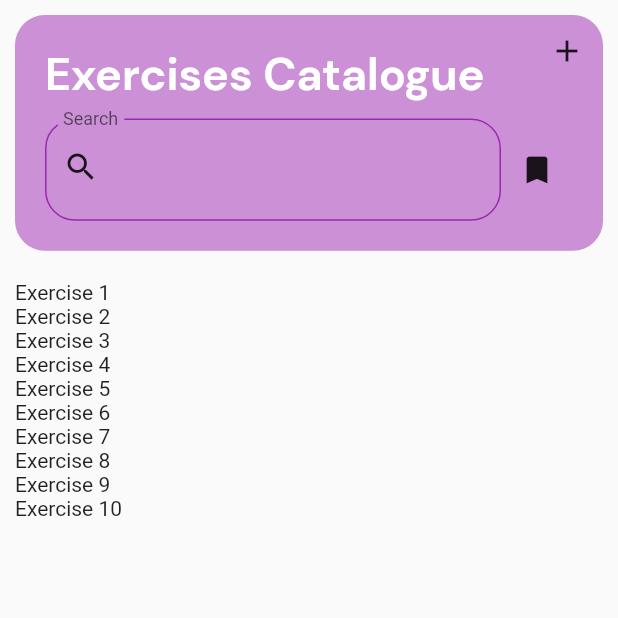
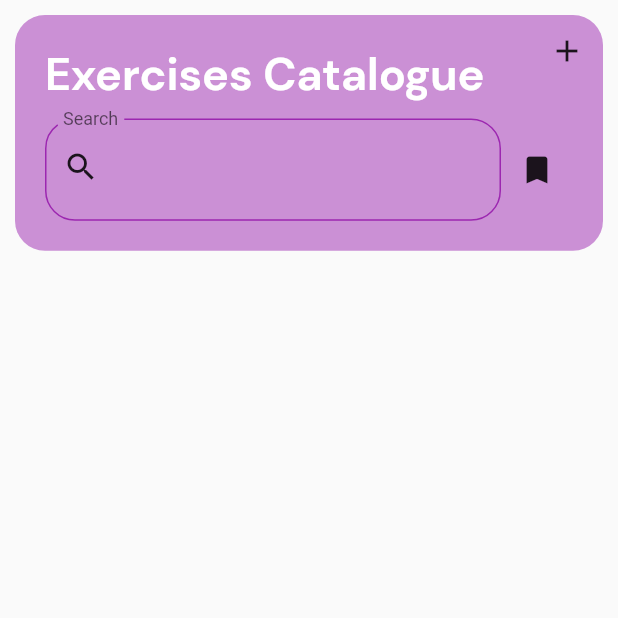
Before and after one commit to KidNeKit/Sportify, a Flutter app: the ExerciseScreen screen opened by its route, on a phone screen of 412 x 824 dp, the top half of it. Run offline on Flutter 3.47's test engine with Material 2 defaults, Android fonts, the phone set to English and light mode, and no system bars; our stand-ins replace bloc, cloud_firestore, equatable, firebase_auth, firebase_core, flutter_bloc; accounts and stored records are empty.

Commit message:
Implemented Exercise Bloc

```diff
--- /dev/null
+++ b/lib/cubits/exercise/exercise_bloc.dart
@@ -0,0 +1,40 @@
+import 'dart:developer';
+
+import 'package:bloc/bloc.dart';
+import 'package:equatable/equatable.dart';
+import 'package:sportify/repositories/exercise_repository.dart';
+
+import '../../models/exercise.dart';
+
+part 'exercise_event.dart';
+part 'exercise_state.dart';
+
+class ExerciseBloc extends Bloc<ExerciseEvent, ExerciseState> {
+  final ExerciseRepository _exerciseRepository;
+
+  ExerciseBloc({required ExerciseRepository exerciseRepository})
+      : _exerciseRepository = exerciseRepository,
+        super(ExerciseState.initial()) {
+    on<GetAllExercises>(_getAllExercises);
+    on<GetBookmarkedExercises>(_getBookmarkedExercises);
+    on<GetCustomExercises>(_getCustomExercises);
+  }
+
+  void _getAllExercises(
+      GetAllExercises event, Emitter<ExerciseState> emit) async {
+    log('get all event');
+
+    List<Exercise> exercises = await _exerciseRepository.fetchExercises();
+    emit(state.copyWith(status: ExerciseStatus.all, exercises: exercises));
+  }
+
+  void _getBookmarkedExercises(
+      GetBookmarkedExercises event, Emitter<ExerciseState> emit) {
+    log('get bookmarked event');
+  }
+
+  void _getCustomExercises(
+      GetCustomExercises event, Emitter<ExerciseState> emit) {
+    log('get custom event');
+  }
+}
--- /dev/null
+++ b/lib/cubits/exercise/exercise_event.dart
@@ -0,0 +1,14 @@
+part of 'exercise_bloc.dart';
+
+abstract class ExerciseEvent extends Equatable {
+  const ExerciseEvent();
+
+  @override
+  List<Object> get props => [];
+}
+
+class GetAllExercises extends ExerciseEvent {}
+
+class GetCustomExercises extends ExerciseEvent {}
+
+class GetBookmarkedExercises extends ExerciseEvent {}
--- /dev/null
+++ b/lib/cubits/exercise/exercise_state.dart
@@ -0,0 +1,22 @@
+part of 'exercise_bloc.dart';
+
+enum ExerciseStatus { loading, all, custom, bookmarks }
+
+class ExerciseState extends Equatable {
+  final ExerciseStatus status;
+  final List<Exercise> exercises;
+
+  ExerciseState.initial()
+      : status = ExerciseStatus.loading,
+        exercises = [];
+
+  const ExerciseState({required this.exercises, required this.status});
+
+  ExerciseState copyWith({List<Exercise>? exercises, ExerciseStatus? status}) {
+    return ExerciseState(
+        exercises: exercises ?? this.exercises, status: status ?? this.status);
+  }
+
+  @override
+  List<Object> get props => [status, exercises];
+}
--- /dev/null
+++ b/lib/models/exercise.dart
@@ -0,0 +1,24 @@
+import 'package:cloud_firestore/cloud_firestore.dart';
+
+class Exercise {
+  final String _name;
+
+  const Exercise({required String name}) : _name = name;
+
+  String get name {
+    return _name;
+  }
+
+  Map<String, dynamic> toJson() {
+    return {'name': _name};
+  }
+
+  static Exercise fromFirestore(DocumentSnapshot snapshot) {
+    return Exercise(name: snapshot['name']);
+  }
+
+  @override
+  String toString() {
+    return toJson().toString();
+  }
+}
--- /dev/null
+++ b/lib/repositories/exercise_repository.dart
@@ -0,0 +1,24 @@
+import 'dart:developer';
+
+import 'package:cloud_firestore/cloud_firestore.dart';
+
+import '../models/exercise.dart';
+
+class ExerciseRepository {
+  final FirebaseFirestore _firestore;
+
+  static const String exercisePath = 'exercises';
+
+  ExerciseRepository({FirebaseFirestore? firestore})
+      : _firestore = firestore ?? FirebaseFirestore.instance;
+
+  Future<List<Exercise>> fetchExercises() async {
+    QuerySnapshot query = await _firestore.collection(exercisePath).get();
+
+    List<Exercise> exerciseList =
+        query.docs.map((doc) => Exercise.fromFirestore(doc)).toList();
+    log(exerciseList.toString());
+
+    return exerciseList;
+  }
+}
--- a/lib/view/screens/exercise_screen/exercise_screen.dart
+++ b/lib/view/screens/exercise_screen/exercise_screen.dart
@@ -1,7 +1,12 @@
+import 'dart:developer';
+
 import 'package:flutter/material.dart';
-import 'package:sportify/view/screens/exercise_screen/exercises_list_view.dart';
+import 'package:flutter_bloc/flutter_bloc.dart';
+import 'package:sportify/cubits/exercise/exercise_bloc.dart';
+import 'package:sportify/repositories/exercise_repository.dart';
 
 import 'exercise_catalogue.dart';
+import 'exercises_list_view.dart';
 
 class ExerciseScreen extends StatelessWidget {
   static const String routeName = '/exercises';
@@ -10,7 +15,11 @@ class ExerciseScreen extends StatelessWidget {
 
   @override
   Widget build(BuildContext context) {
-    return SafeArea(
+    return BlocProvider<ExerciseBloc>(
+        create: (ctx) =>
+            ExerciseBloc(exerciseRepository: ctx.read<ExerciseRepository>())
+              ..add(GetAllExercises()),
+        child: SafeArea(
           child: Scaffold(
             body: Column(
               mainAxisAlignment: MainAxisAlignment.spaceBetween,
@@ -21,6 +30,6 @@ class ExerciseScreen extends StatelessWidget {
               ],
             ),
           ),
-    );
+        ));
   }
 }
--- a/lib/view/screens/exercise_screen/exercises_list_view.dart
+++ b/lib/view/screens/exercise_screen/exercises_list_view.dart
@@ -1,4 +1,9 @@
+import 'dart:developer';
+
 import 'package:flutter/material.dart';
+import 'package:flutter_bloc/flutter_bloc.dart';
+
+import '../../../cubits/exercise/exercise_bloc.dart';
 
 class ExercisesListView extends StatelessWidget {
   const ExercisesListView({super.key});
@@ -8,9 +13,22 @@ class ExercisesListView extends StatelessWidget {
     return Expanded(
       child: Padding(
         padding: const EdgeInsets.all(10.0),
-        child: ListView.builder(
-            itemCount: 10,
-            itemBuilder: (ctx, index) => Text('Exercise ${index + 1}')),
+        child: BlocBuilder<ExerciseBloc, ExerciseState>(
+          buildWhen: (previous, current) => previous.status != current.status,
+          builder: (ctx, state) {
+            if (state.status == ExerciseStatus.loading) {
+              return const Center(
+                child: CircularProgressIndicator(),
+              );
+            }
+            log('state: $state');
+            return ListView.builder(
+              itemCount: state.exercises.length,
+              itemBuilder: (ctx, index) =>
+                  Text('Exercise ${state.exercises[index].name}'),
+            );
+          },
+        ),
       ),
     );
   }
```
Also changed, not shown: lib/main.dart (+6 -2 lines). Lines whose indentation alone changed are shown as unchanged.
